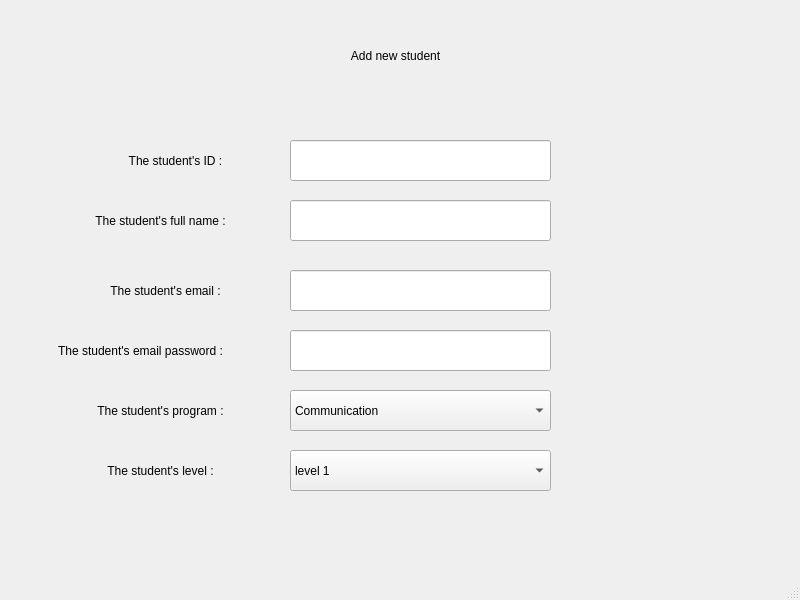
First picture: the form in student.ui, repository nwaaf20050-netizen/EE202_Course_Project, before the edit.
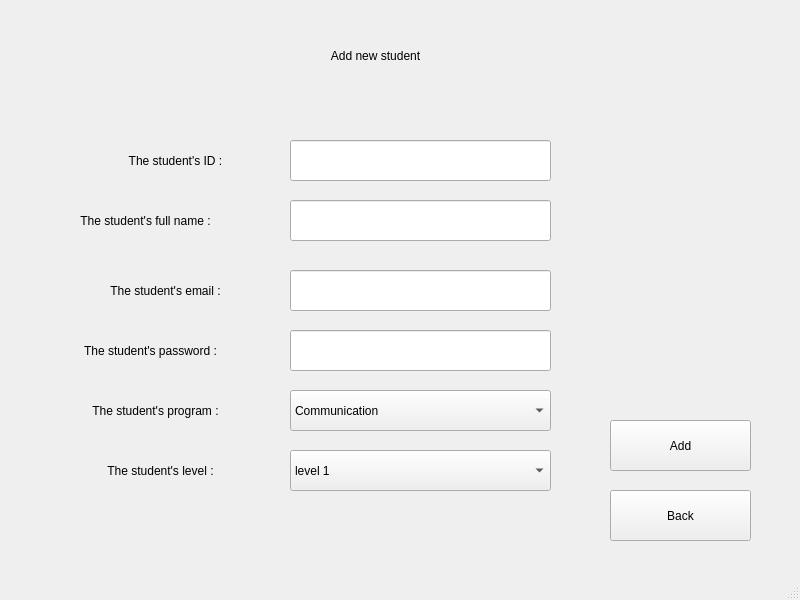
Second picture: the form after the edit.

The edit to the form file:
```diff
--- a/student.ui
+++ b/student.ui
@@ -17,9 +17,9 @@
    <widget class="QLabel" name="label">
     <property name="geometry">
      <rect>
-      <x>180</x>
+      <x>140</x>
       <y>10</y>
-      <width>431</width>
+      <width>471</width>
       <height>91</height>
      </rect>
     </property>
@@ -173,9 +173,9 @@
    <widget class="QLabel" name="label_3">
     <property name="geometry">
      <rect>
-      <x>60</x>
+      <x>30</x>
       <y>200</y>
-      <width>201</width>
+      <width>231</width>
       <height>41</height>
      </rect>
     </property>
@@ -192,7 +192,7 @@
    <widget class="QLabel" name="label_4">
     <property name="geometry">
      <rect>
-      <x>20</x>
+      <x>30</x>
       <y>330</y>
       <width>241</width>
       <height>41</height>
@@ -202,7 +202,7 @@
      <string notr="true">font: 12pt &quot;Rockwell&quot;</string>
     </property>
     <property name="text">
-     <string>The student's email password :</string>
+     <string>The student's password :</string>
     </property>
     <property name="alignment">
      <set>Qt::AlignCenter</set>
@@ -230,9 +230,9 @@
    <widget class="QLabel" name="label_6">
     <property name="geometry">
      <rect>
-      <x>60</x>
+      <x>40</x>
       <y>390</y>
-      <width>201</width>
+      <width>231</width>
       <height>41</height>
      </rect>
     </property>
@@ -265,6 +265,66 @@
      <set>Qt::AlignCenter</set>
     </property>
    </widget>
+   <widget class="QPushButton" name="pushButton_Back">
+    <property name="geometry">
+     <rect>
+      <x>610</x>
+      <y>490</y>
+      <width>141</width>
+      <height>51</height>
+     </rect>
+    </property>
+    <property name="text">
+     <string>Back</string>
+    </property>
+   </widget>
+   <widget class="QPushButton" name="pushButton_Add">
+    <property name="geometry">
+     <rect>
+      <x>610</x>
+      <y>420</y>
+      <width>141</width>
+      <height>51</height>
+     </rect>
+    </property>
+    <property name="text">
+     <string>Add</string>
+    </property>
+   </widget>
+   <widget class="QLabel" name="result">
+    <property name="geometry">
+     <rect>
+      <x>320</x>
+      <y>500</y>
+      <width>211</width>
+      <height>41</height>
+     </rect>
+    </property>
+    <property name="font">
+     <font>
+      <pointsize>10</pointsize>
+     </font>
+    </property>
+    <property name="text">
+     <string/>
+    </property>
+   </widget>
+   <zorder>label</zorder>
+   <zorder>lineEdit_StudentID</zorder>
+   <zorder>lineEdit_FullName</zorder>
+   <zorder>lineEdit_Password</zorder>
+   <zorder>lineEdit_Email</zorder>
+   <zorder>comboBox_Major</zorder>
+   <zorder>label_2</zorder>
+   <zorder>label_3</zorder>
+   <zorder>label_4</zorder>
+   <zorder>label_5</zorder>
+   <zorder>label_6</zorder>
+   <zorder>label_7</zorder>
+   <zorder>pushButton_Back</zorder>
+   <zorder>pushButton_Add</zorder>
+   <zorder>comboBox_Level</zorder>
+   <zorder>result</zorder>
   </widget>
   <widget class="QMenuBar" name="menubar">
    <property name="geometry">
```
